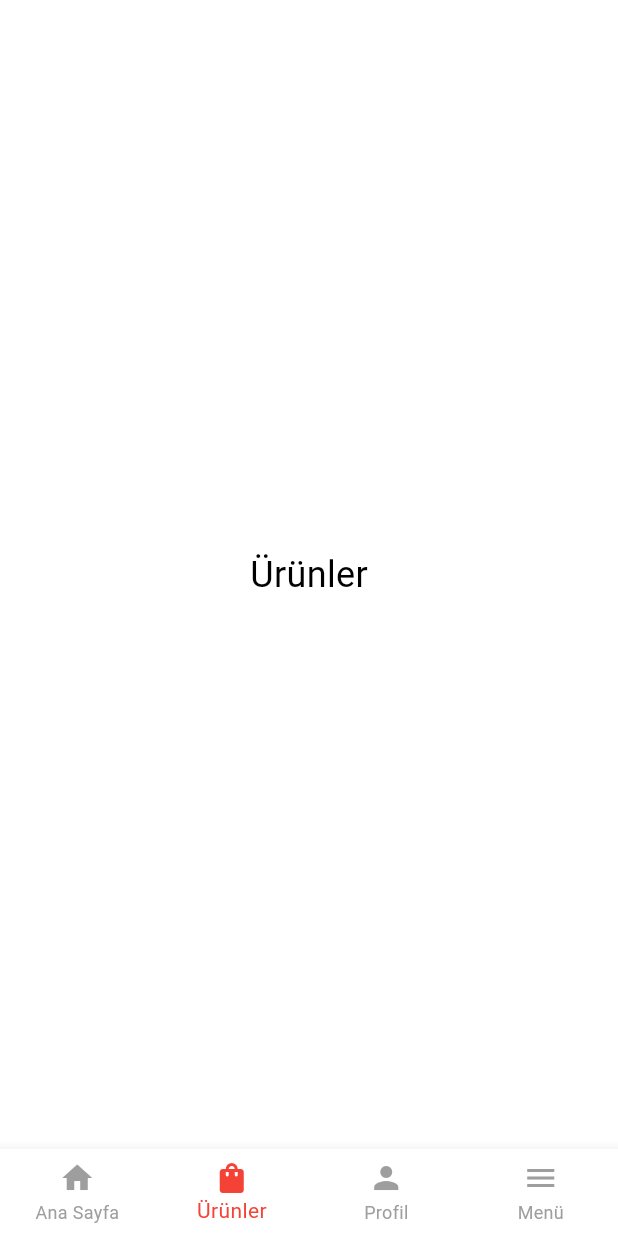
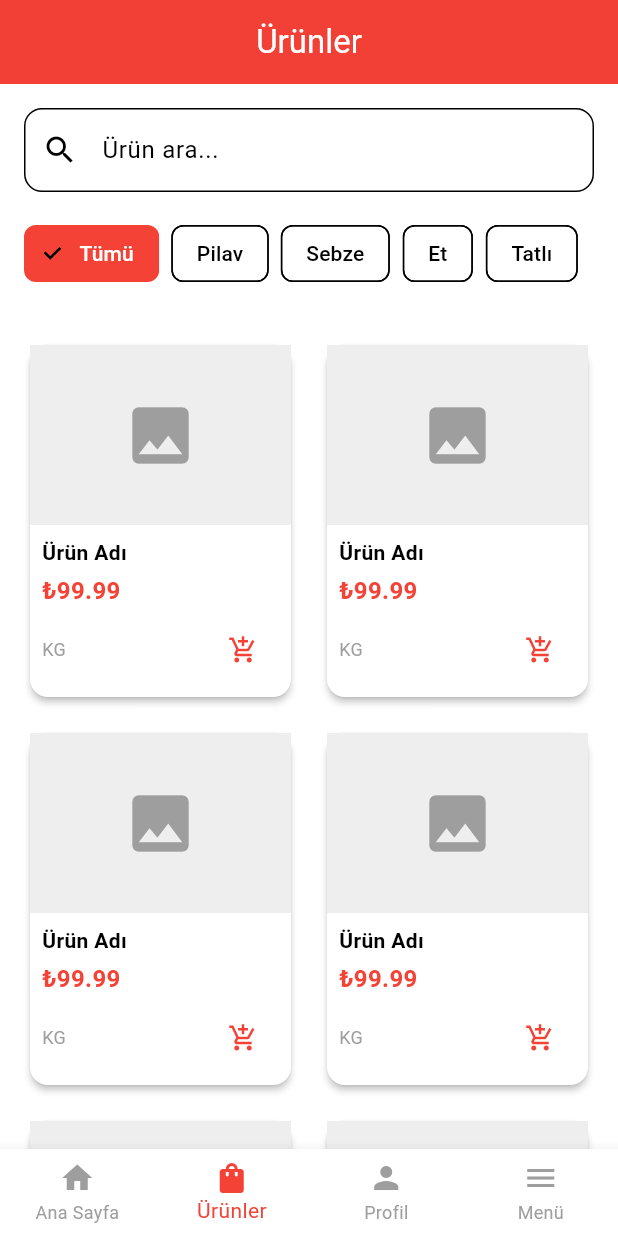
Before and after one commit to MuhammedEbrar/kaptan-catering-mobile, a Flutter app: the MainScreen screen opened directly, item 2 of the bottom bar chosen, on a phone screen of 412 x 824 dp. Run offline on Flutter 3.47's test engine with Material 3 defaults, Android fonts, the light colour scheme and no system bars; our stand-ins replace dio, flutter_secure_storage, get_it, shared_preferences; accounts and stored records are empty; network calls fail.

Commit message:
feat: Ürünler ve Profil sayfaları eklendi

```diff
--- a/lib/presentation/screens/main_screen.dart
+++ b/lib/presentation/screens/main_screen.dart
@@ -1,8 +1,10 @@
 import 'package:flutter/material.dart';
 import 'home/home_screen.dart';
+import 'products/products_screen.dart';
+import 'profile/profile_screen.dart';
 
 class MainScreen extends StatefulWidget {
-  const MainScreen({super.key});
+  const MainScreen({Key? key}) : super(key: key);
 
   @override
   State<MainScreen> createState() => _MainScreenState();
@@ -13,8 +15,8 @@ class _MainScreenState extends State<MainScreen> {
 
   final List<Widget> _screens = [
     const HomeScreen(),
-    const Center(child: Text('Ürünler', style: TextStyle(fontSize: 24))),
-    const Center(child: Text('Profil', style: TextStyle(fontSize: 24))),
+    const ProductsScreen(),
+    const ProfileScreen(),
     const Center(child: Text('Menü', style: TextStyle(fontSize: 24))),
   ];
 
--- /dev/null
+++ b/lib/presentation/screens/products/products_screen.dart
@@ -0,0 +1,154 @@
+import 'package:flutter/material.dart';
+
+class ProductsScreen extends StatefulWidget {
+  const ProductsScreen({Key? key}) : super(key: key);
+
+  @override
+  State<ProductsScreen> createState() => _ProductsScreenState();
+}
+
+class _ProductsScreenState extends State<ProductsScreen> {
+  final TextEditingController _searchController = TextEditingController();
+
+  @override
+  void dispose() {
+    _searchController.dispose();
+    super.dispose();
+  }
+
+  @override
+  Widget build(BuildContext context) {
+    return Scaffold(
+      appBar: AppBar(
+        title: const Text('Ürünler'),
+        backgroundColor: Colors.red,
+      ),
+      body: Column(
+        children: [
+          // Arama Bar
+          Padding(
+            padding: const EdgeInsets.all(16),
+            child: TextField(
+              controller: _searchController,
+              decoration: InputDecoration(
+                hintText: 'Ürün ara...',
+                prefixIcon: const Icon(Icons.search),
+                border: OutlineInputBorder(
+                  borderRadius: BorderRadius.circular(12),
+                ),
+              ),
+            ),
+          ),
+
+          // Kategori Chips
+          Container(
+            height: 50,
+            padding: const EdgeInsets.symmetric(horizontal: 16),
+            child: ListView(
+              scrollDirection: Axis.horizontal,
+              children: [
+                _buildCategoryChip('Tümü', true),
+                _buildCategoryChip('Pilav', false),
+                _buildCategoryChip('Sebze', false),
+                _buildCategoryChip('Et', false),
+                _buildCategoryChip('Tatlı', false),
+              ],
+            ),
+          ),
+
+          const SizedBox(height: 16),
+
+          // Ürün Grid (Placeholder)
+          Expanded(
+            child: GridView.builder(
+              padding: const EdgeInsets.all(16),
+              gridDelegate: const SliverGridDelegateWithFixedCrossAxisCount(
+                crossAxisCount: 2,
+                childAspectRatio: 0.75,
+                crossAxisSpacing: 16,
+                mainAxisSpacing: 16,
+              ),
+              itemCount: 6,
+              itemBuilder: (context, index) {
+                return _buildProductCard();
+              },
+            ),
+          ),
+        ],
+      ),
+    );
+  }
+
+  Widget _buildCategoryChip(String label, bool isSelected) {
+    return Padding(
+      padding: const EdgeInsets.only(right: 8),
+      child: FilterChip(
+        label: Text(label),
+        selected: isSelected,
+        onSelected: (value) {},
+        selectedColor: Colors.red,
+        labelStyle: TextStyle(
+          color: isSelected ? Colors.white : Colors.black,
+        ),
+      ),
+    );
+  }
+
+  Widget _buildProductCard() {
+    return Card(
+      elevation: 2,
+      child: Column(
+        crossAxisAlignment: CrossAxisAlignment.start,
+        children: [
+          // Ürün Resmi
+          Container(
+            height: 120,
+            color: Colors.grey[200],
+            child: const Center(
+              child: Icon(Icons.image, size: 50, color: Colors.grey),
+            ),
+          ),
+
+          Padding(
+            padding: const EdgeInsets.all(8),
+            child: Column(
+              crossAxisAlignment: CrossAxisAlignment.start,
+              children: [
+                const Text(
+                  'Ürün Adı',
+                  style: TextStyle(fontWeight: FontWeight.bold),
+                  maxLines: 2,
+                  overflow: TextOverflow.ellipsis,
+                ),
+                const SizedBox(height: 4),
+                const Text(
+                  '₺99.99',
+                  style: TextStyle(
+                    color: Colors.red,
+                    fontWeight: FontWeight.bold,
+                    fontSize: 16,
+                  ),
+                ),
+                const SizedBox(height: 4),
+                Row(
+                  mainAxisAlignment: MainAxisAlignment.spaceBetween,
+                  children: [
+                    const Text(
+                      'KG',
+                      style: TextStyle(fontSize: 12, color: Colors.grey),
+                    ),
+                    IconButton(
+                      icon: const Icon(Icons.add_shopping_cart, size: 20),
+                      color: Colors.red,
+                      onPressed: () {},
+                    ),
+                  ],
+                ),
+              ],
+            ),
+          ),
+        ],
+      ),
+    );
+  }
+}
```
Also changed, not shown: lib/presentation/screens/profile/profile_screen.dart (added, +115 -0 lines).
